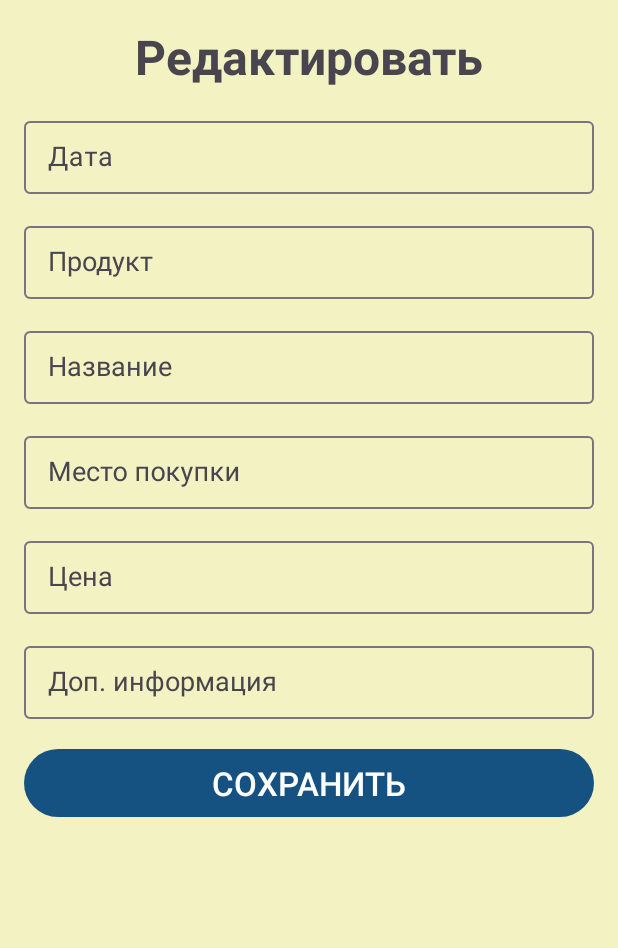
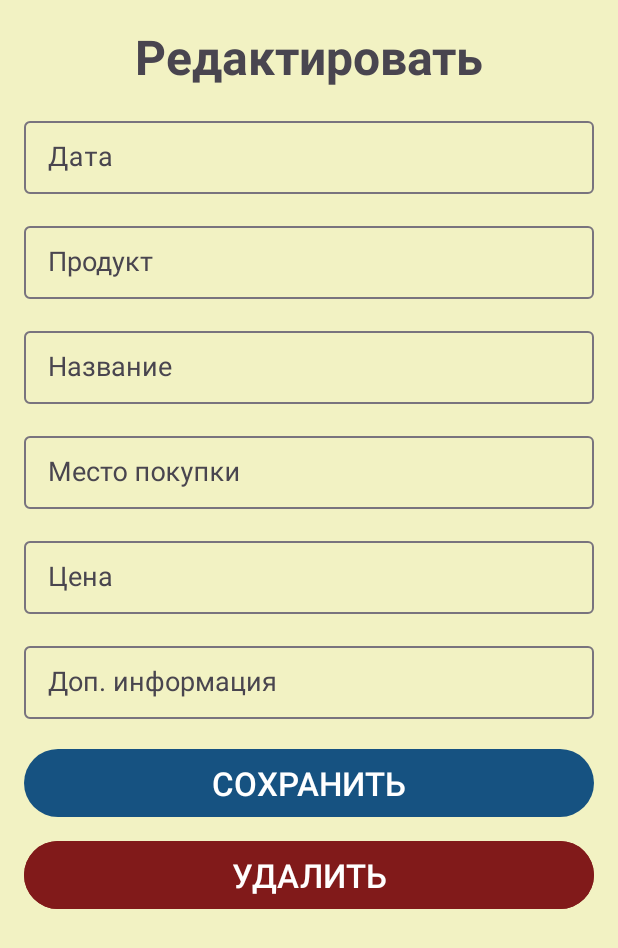
Before and after one commit to KotlyarovSergey/CostMemories, an Android app: the fragment EditPurchaseFragment placed in its activity, on a phone screen of 412 x 824 dp. Shown: the top 948 px of the screen. Run offline under Robolectric (Android 15) with nearby library versions, the phone set to English and light mode, and no system bars; our stand-ins replace Room's generated code, data binding; 7 statements that could not run were skipped.

Commit message:
delete Purchase

```diff
--- a/app/src/main/java/com/ksv/costmemories/data/PurchasesDao.kt
+++ b/app/src/main/java/com/ksv/costmemories/data/PurchasesDao.kt
@@ -4,7 +4,6 @@ package com.ksv.costmemories.data
 import androidx.room.Dao
 import androidx.room.Delete
 import androidx.room.Insert
-import androidx.room.OnConflictStrategy
 import androidx.room.Query
 import androidx.room.Update
 import com.ksv.costmemories.entity.Group
@@ -46,8 +45,9 @@ interface PurchasesDao {
             "FROM purchases " +
             "INNER JOIN product_groups ON purchases.product_id = product_groups.id " +
             "INNER JOIN product_titles ON purchases.title_id = product_titles.id " +
-            "INNER JOIN shops ON purchases.shop_id = shops.id")
-    fun getAllFlow(): Flow<List<PurchaseTuple>>
+            "INNER JOIN shops ON purchases.shop_id = shops.id "+
+            "ORDER by purchases.id DESC")
+    fun getAllAsTupleFlow(): Flow<List<PurchaseTuple>>
 
 
     @Query("SELECT " +
@@ -64,7 +64,10 @@ interface PurchasesDao {
             "INNER JOIN product_titles ON purchases.title_id = product_titles.id " +
             "INNER JOIN shops ON purchases.shop_id = shops.id " +
             "WHERE purchases.id=:id")
-    suspend fun getPurchase(id: Long): PurchaseTuple
+    suspend fun getPurchaseTuple(id: Long): PurchaseTuple
+
+    @Query("SELECT * FROM purchases WHERE purchases.id=:id")
+    suspend fun getPurchase(id: Long): Purchase
 
     @Query("SELECT purchases.id, date, cost, comment, product_groups.group_name AS product, " +
             "product_titles.title AS title, shops.shop_name AS shop_name, comment " +
--- a/app/src/main/java/com/ksv/costmemories/ui/edit_purchase/model/EditState.kt
+++ b/app/src/main/java/com/ksv/costmemories/ui/edit_purchase/model/EditState.kt
@@ -5,4 +5,5 @@ sealed class EditState {
     class Error(val msg: String): EditState()
     data object Finish: EditState()
     data object SetDate: EditState()
+    data object Delete: EditState()
 }
--- a/app/src/main/java/com/ksv/costmemories/ui/home/model/HomeViewModel.kt
+++ b/app/src/main/java/com/ksv/costmemories/ui/home/model/HomeViewModel.kt
@@ -14,7 +14,7 @@ import kotlinx.coroutines.flow.stateIn
 class HomeViewModel(
     purchasesDao: PurchasesDao
 ) : ViewModel() {
-    private val _purchasesDB = purchasesDao.getAllFlow()
+    private val _purchasesDB = purchasesDao.getAllAsTupleFlow()
         .onEach {
             _purchases.value = filter(it)
             _state.value = if (_purchases.value.isEmpty()) HomeState.Empty else HomeState.Normal
@@ -62,11 +62,11 @@ class HomeViewModel(
     }
 
     private fun filter(purchases: List<PurchaseTuple>): List<PurchaseTuple> {
-//        Log.d("ksvlog", "filter:\n\tpurchases: $purchases\n\tfilter: $filterSequence")
+        //Log.d("ksvlog", "HomeViewModel.filter:\n\tpurchases: $purchases\n\tfilter: $filterSequence")
         val filtered = purchases
             .filter {
                 it.title.contains(filterSequence, true) ||
-                        it.product.contains(filterSequence, true)
+                it.product.contains(filterSequence, true)
             }
 
         return filtered
--- a/app/src/main/res/layout/fragment_edit_purchase.xml
+++ b/app/src/main/res/layout/fragment_edit_purchase.xml
@@ -152,6 +152,17 @@
                 android:textAllCaps="true"
                 android:textSize="22sp" />
 
+            <Button
+                android:layout_width="match_parent"
+                android:layout_height="wrap_content"
+                android:layout_marginTop="8dp"
+                android:onClick="@{() -> viewModel.onDeleteClick()}"
+                android:paddingVertical="8dp"
+                android:text="@string/purchase_edit_delete"
+                android:textAllCaps="true"
+                android:backgroundTint="#811A1A"
+                android:textSize="22sp" />
+
         </LinearLayout>
     </ScrollView>
 </layout>
--- a/app/src/main/res/values/strings.xml
+++ b/app/src/main/res/values/strings.xml
@@ -21,6 +21,7 @@
 
     <string name="edit_purchase_caption">Редактировать</string>
     <string name="purchase_edit_save">Сохранить</string>
+    <string name="purchase_edit_delete">Удалить</string>
 
 
     <string name="add_purchase_success">Покупка добавлена</string>
@@ -28,4 +29,10 @@
     <string name="button_add_caption">добавить</string>
     <string name="menu_home_select_all_title">select all</string>
     <string name="menu_home_delete_title">delete</string>
+
+    <string name="dialog_yes">Да</string>
+    <string name="dialog_no">Нет</string>
+    <string name="dialog_purchase_delete_title">Внимание!</string>
+    <string name="dialog_purchase_delete_message">Хотите удалить покупку?</string>
+
 </resources>
```
Also changed, not shown: app/src/main/java/com/ksv/costmemories/ui/edit_purchase/model/EditPurchaseViewModel.kt (+24 -4 lines), app/src/main/java/com/ksv/costmemories/ui/edit_purchase/view/EditPurchaseFragment.kt (+22 -2 lines).
